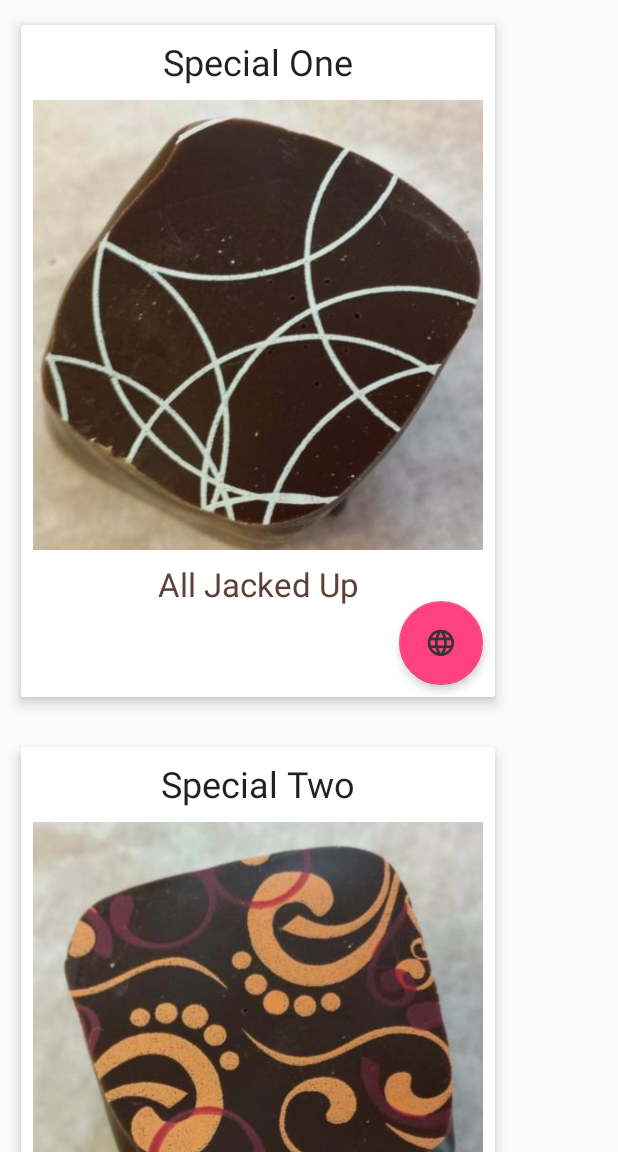
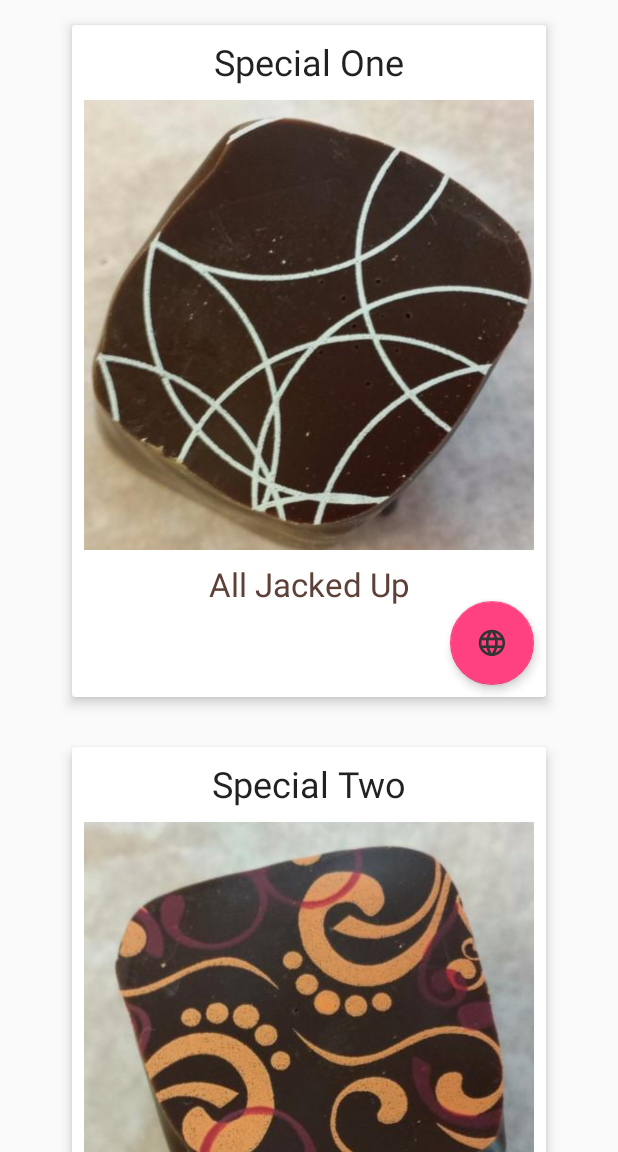
Before and after one commit to dmutlu/ChocolateCafeDEM, an Android app: the screen it shows after launch (MainActivity), on a phone screen of 412 x 824 dp, the part 84-1236 px from its top. Run offline under Robolectric (Android 15) with nearby library versions, the phone set to English and light mode, and no system bars.

Commit message:
Fixed CardView positioning.

```diff
--- a/app/src/main/res/layout/activity_main.xml
+++ b/app/src/main/res/layout/activity_main.xml
@@ -40,7 +40,8 @@
                             android:id="@+id/infoButton"
                             android:layout_marginLeft="54dp" android:layout_marginStart="54dp"
                             android:layout_alignParentTop="true" android:layout_alignParentLeft="true"
-                            android:layout_alignParentStart="true"/>
+                            android:layout_alignParentStart="true"
+                            android:contentDescription="@string/info_description"/>
                 </RelativeLayout>
 
             </android.support.v7.widget.Toolbar>
--- a/app/src/main/res/layout/dessert_card.xml
+++ b/app/src/main/res/layout/dessert_card.xml
@@ -4,7 +4,7 @@
               xmlns:tools="http://schemas.android.com/tools"
               android:orientation="vertical"
               android:layout_width="match_parent"
-              android:layout_height="match_parent"
+              android:layout_height="wrap_content"
               android:tag="cards main container">
 
     <android.support.v7.widget.CardView
@@ -18,7 +18,7 @@
             card_view:layout_constraintRight_toRightOf="parent" tools:layout_constraintLeft_creator="1"
             card_view:layout_constraintLeft_toLeftOf="parent"
             android:layout_marginLeft="8dp" android:layout_marginRight="8dp"
-            card_view:layout_constraintTop_toTopOf="parent"
+            card_view:layout_constraintTop_toTopOf="parent" android:layout_gravity="center"
             android:layout_marginTop="8dp" card_view:layout_constraintBottom_toBottomOf="parent"
             android:layout_marginBottom="8dp" card_view:cardCornerRadius="2dp"
             card_view:layout_constraintVertical_bias="0.0" card_view:layout_constraintHorizontal_bias="0.0">
--- a/app/src/main/res/values/strings.xml
+++ b/app/src/main/res/values/strings.xml
@@ -1,6 +1,7 @@
 <resources>
     <string name="app_name">Chocolate Cafe DEM</string>
     <string name="content_description">Chocolate Desserts</string>
+    <string name="info_description">Visit Homepage</string>
     <string name="dessert_URL">https://sweetcascadeschocolatier.com/collections/all</string>
     <string name="homepage_URL">https://sweetcascadeschocolatier.com/</string>
 </resources>
```
